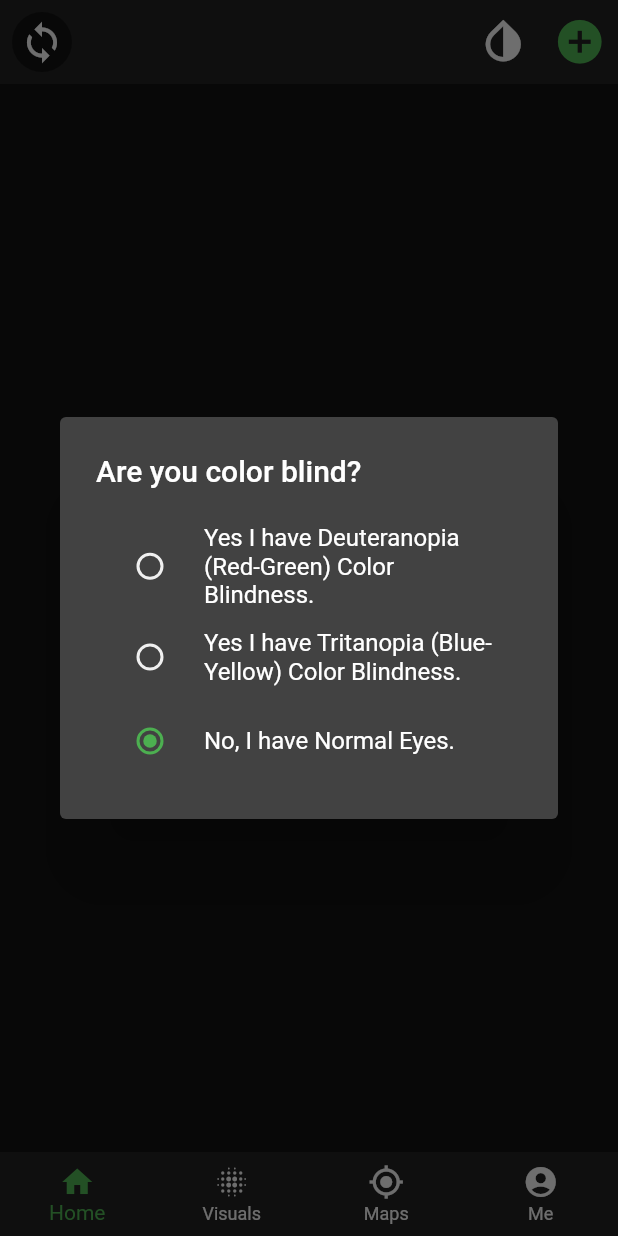
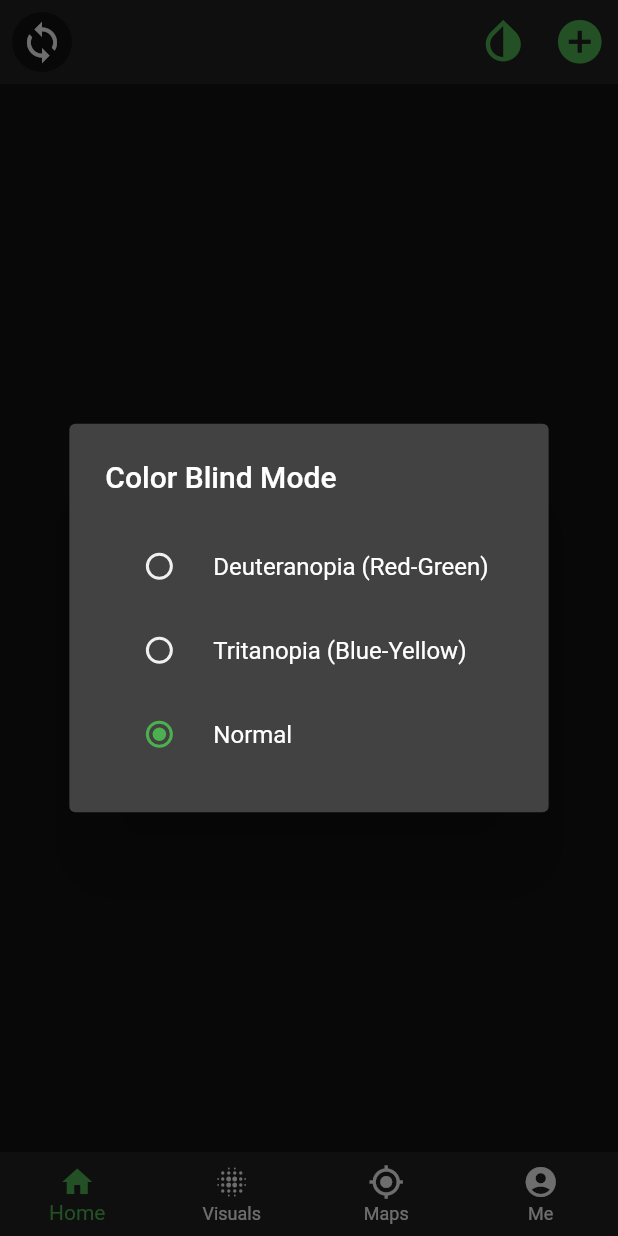
Before and after one commit to vishnuagbly/sonno, a Flutter app: the HomePage screen opened directly, after a tap on the "invert colors on" icon, on a phone screen of 412 x 824 dp. Run offline on Flutter 3.47's test engine with Material 2 defaults, Android fonts, the phone set to English and light mode, and no system bars; our stand-ins replace charts_flutter, cloud_firestore, connectivity, firebase_auth, firebase_core, flutter_local_notifications and 4 more; missing offline and left inert: flutter_webview_plugin, particles_flutter; accounts and stored records are empty; statements that could not run were skipped.

Commit message:
added default_profile_pic.jpg added color for color_blind mode icon. changed text in color_blind_mode.

```diff
--- a/lib/constants.dart
+++ b/lib/constants.dart
@@ -1,6 +1,4 @@
 import 'package:flutter/material.dart';
-import 'package:sonno/main_profile.dart';
-
 import 'objects/status.dart';
 
 const kHomePageRoute = '/home_page';
@@ -24,7 +22,6 @@ const kAlertDialogBorderRadius = 10.0;
 const kAlertDialogElevation = 30.0;
 
 double alertDialogTitleTextSize(double screenWidth) => screenWidth * 0.06;
-
 double alertDialogButtonTextSize(double screenWidth) => screenWidth * 0.04;
 
 List<Status> statuses = [
--- a/lib/objects/color_blind_type.dart
+++ b/lib/objects/color_blind_type.dart
@@ -12,7 +12,7 @@ class ColorBlindType {
 
   bool get value => _value;
 
-  Color get primarySelectionColor => _primarySelectionColor;
+  Color get iconColor => _primarySelectionColor;
   List<Color> get graphColors => _graphColors;
 
   String get text => _text;
--- a/lib/pages/about_page.dart
+++ b/lib/pages/about_page.dart
@@ -53,6 +53,7 @@ class Profile extends StatelessWidget {
         children: [
           Image(
             image: profilePic,
+            fit: BoxFit.cover,
             width: screenWidth * 0.8,
           ),
           Container(
--- a/lib/pages/home_page.dart
+++ b/lib/pages/home_page.dart
@@ -23,6 +23,7 @@ class HomePage extends StatefulWidget {
 
 class _HomePageState extends State<HomePage> {
   List<DeviceInfo> _devices = [];
+  Color _colorBlindColor = MainProfile.colorBlindType.iconColor;
   Widget body;
 
   _HomePageState(List<DeviceInfo> devices) : _devices = devices ?? [];
@@ -174,7 +175,7 @@ class _HomePageState extends State<HomePage> {
         actions: [
           IconButton(
               icon: Icon(Icons.invert_colors),
-              color: kPrimaryTextColor,
+              color: _colorBlindColor,
               iconSize: 35,
               onPressed: () {
                 showColorBlindDialog();
@@ -285,13 +286,13 @@ class _HomePageState extends State<HomePage> {
           return StatefulBuilder(
             builder: (context, setDialogState) {
               return AlertDialog(
-                title: Text('Are you color blind?'),
+                title: Text('Color Blind Mode'),
                 content: Column(
                   mainAxisSize: MainAxisSize.min,
                   children: [
                     Column(
                       children: List.generate(
-                        ColorBlindTypes.all.length - 1,
+                        ColorBlindTypes.all.length,
                         (index) => RadioListTile<ColorBlindType>(
                           value: ColorBlindTypes.all[index],
                           groupValue: MainProfile.colorBlindType,
@@ -301,19 +302,9 @@ class _HomePageState extends State<HomePage> {
                             });
                           },
                           title: Text(
-                              'Yes I have ${ColorBlindTypes.all[index].text} Color Blindness.'),
+                              '${ColorBlindTypes.all[index].text}'),
                         ),
                       ),
-                    ),
-                    RadioListTile<ColorBlindType>(
-                      value: ColorBlindTypes.normal,
-                      groupValue: MainProfile.colorBlindType,
-                      onChanged: (type) {
-                        setDialogState(() {
-                          MainProfile.colorBlindType = type;
-                        });
-                      },
-                      title: Text('No, I have Normal Eyes.'),
                     ),
                   ],
                 ),
@@ -321,6 +312,9 @@ class _HomePageState extends State<HomePage> {
             },
           );
         });
+    setState(() {
+      _colorBlindColor = MainProfile.colorBlindType.iconColor;
+    });
   }
 
   void showSearchDialog() {
```
Also changed, not shown: assets/default_profile_pic.jpg.
